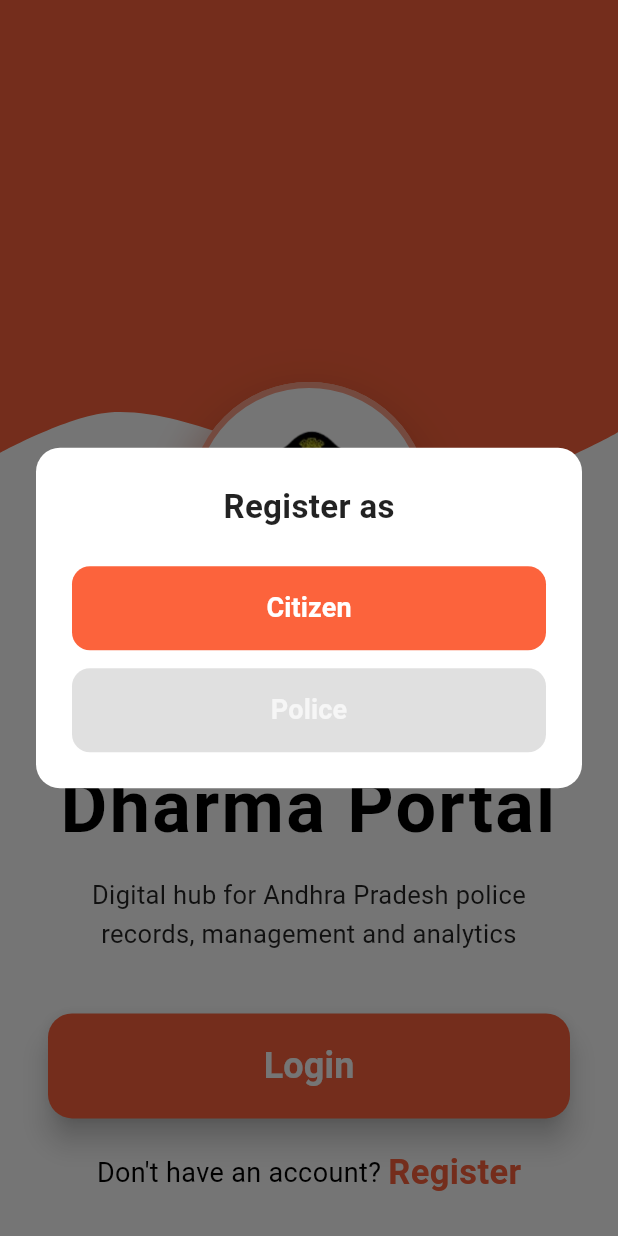
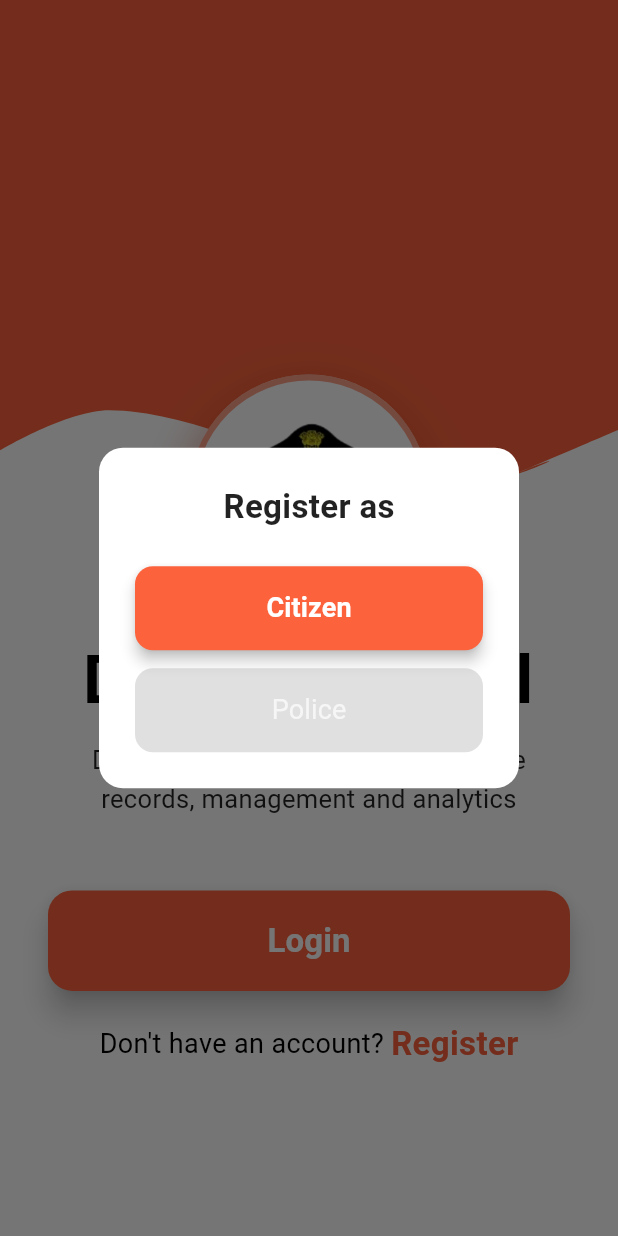
Before and after one commit to vasu-rguktn/Dharma-CMS, a Flutter app: the screen it shows after launch, after a tap on "Register", on a phone screen of 412 x 824 dp. Run offline on Flutter 3.47's test engine with Material 3 defaults, Android fonts, the light colour scheme and no system bars; our stand-ins replace cloud_firestore, dio, file_picker, firebase_auth, firebase_core, flutter_svg and 3 more; accounts and stored records are empty; generated files the repository leaves out were written again; Roboto replaces fonts that are missing (PTSans).

Commit message:
login_ui

```diff
--- a/frontend/lib/screens/welcome_screen.dart
+++ b/frontend/lib/screens/welcome_screen.dart
@@ -1,4 +1,3 @@
-// screens/welcome_screen.dart
 import 'package:flutter/material.dart';
 import 'package:flutter_svg/flutter_svg.dart';
 import 'package:go_router/go_router.dart';
@@ -16,25 +15,40 @@ class _WelcomeScreenState extends State<WelcomeScreen> {
 
   @override
   Widget build(BuildContext context) {
-    final screenHeight = MediaQuery.of(context).size.height;
+    final size = MediaQuery.of(context).size;
+    final double topImageHeight = size.height * 0.4; // covers half of the screen
 
     return Scaffold(
       backgroundColor: Colors.white,
-      body: Column(
+      body: SafeArea(
+        child: LayoutBuilder(
+          builder: (context, constraints) {
+            return SingleChildScrollView(
+              physics: const ClampingScrollPhysics(),
+              child: ConstrainedBox(
+                constraints: BoxConstraints(minHeight: constraints.maxHeight),
+                child: IntrinsicHeight(
+                  child: Column(
                     children: [
-          // TOP SVG BACKGROUND
+                      // 🟧 Top half with SVG background + overlapping logo
+                      Stack(
+                        alignment: Alignment.bottomCenter,
+                        clipBehavior: Clip.none,
+                        children: [
+                          // Background SVG
                           SizedBox(
-            height: screenHeight * 0.4,
+                            height: topImageHeight,
                             width: double.infinity,
                             child: SvgPicture.asset(
                               'assets/login_design.svg',
                               fit: BoxFit.fill,
+                              alignment: Alignment.topCenter,
                             ),
                           ),
 
-          // LOGO WITH GLOW + ANIMATION
-          Transform.translate(
-            offset: const Offset(0, -75),
+                          // Overlapping Logo
+                          Positioned(
+                            bottom: -80, // moves half into the lower section
                             child: GestureDetector(
                               onTapDown: (_) => setState(() => _logoScale = 0.95),
                               onTapUp: (_) => setState(() => _logoScale = 1.0),
@@ -49,10 +63,23 @@ class _WelcomeScreenState extends State<WelcomeScreen> {
                                   decoration: BoxDecoration(
                                     shape: BoxShape.circle,
                                     color: Colors.white,
-                    border: Border.all(color: orange.withOpacity(0.6), width: 4),
+                                    border: Border.all(
+                                      color: orange.withOpacity(0.6),
+                                      width: 4,
+                                    ),
                                     boxShadow: [
-                      BoxShadow(color: orange.withOpacity(0.25), blurRadius: 20, spreadRadius: 8, offset: const Offset(0, 6)),
-                      BoxShadow(color: Colors.black.withOpacity(0.15), blurRadius: 25, spreadRadius: 3, offset: const Offset(0, 10)),
+                                      BoxShadow(
+                                        color: orange.withOpacity(0.25),
+                                        blurRadius: 20,
+                                        spreadRadius: 8,
+                                        offset: const Offset(0, 6),
+                                      ),
+                                      BoxShadow(
+                                        color: Colors.black.withOpacity(0.15),
+                                        blurRadius: 25,
+                                        spreadRadius: 3,
+                                        offset: const Offset(0, 10),
+                                      ),
                                     ],
                                   ),
                                   child: Center(
@@ -61,33 +88,47 @@ class _WelcomeScreenState extends State<WelcomeScreen> {
                                       width: 100,
                                       height: 100,
                                       fit: BoxFit.contain,
-                      errorBuilder: (_, __, ___) => const Icon(Icons.error, color: Colors.red, size: 50),
+                                      errorBuilder: (_, __, ___) =>
+                                          const Icon(Icons.error, color: Colors.red, size: 50),
                                     ),
                                   ),
                                 ),
                               ),
                             ),
                           ),
+                        ],
+                      ),
 
-          // CONTENT
+                      const SizedBox(height: 100), // space for logo overlap
+
+                      // 🟩 Main content
                       Expanded(
                         child: Padding(
                           padding: const EdgeInsets.symmetric(horizontal: 32.0),
                           child: Column(
                             children: [
-                  const SizedBox(height: 20),
                               const Text(
                                 "Dharma Portal",
-                    style: TextStyle(fontSize: 48, fontWeight: FontWeight.bold, color: Colors.black, letterSpacing: 1.5, height: 1.2),
+                                style: TextStyle(
+                                  fontSize: 44,
+                                  fontWeight: FontWeight.bold,
+                                  color: Colors.black,
+                                  letterSpacing: 1.2,
+                                  height: 1.1,
+                                ),
                                 textAlign: TextAlign.center,
                               ),
                               const SizedBox(height: 16),
                               const Text(
                                 "Digital hub for Andhra Pradesh police records, management and analytics",
                                 textAlign: TextAlign.center,
-                    style: TextStyle(fontSize: 17, color: Colors.black87, height: 1.5),
+                                style: TextStyle(
+                                  fontSize: 17,
+                                  color: Colors.black87,
+                                  height: 1.5,
                                 ),
-                  const SizedBox(height: 40),
+                              ),
+                              const SizedBox(height: 48),
                               SizedBox(
                                 width: double.infinity,
                                 child: ElevatedButton(
@@ -95,71 +136,91 @@ class _WelcomeScreenState extends State<WelcomeScreen> {
                                   style: ElevatedButton.styleFrom(
                                     backgroundColor: orange,
                                     padding: const EdgeInsets.symmetric(vertical: 18),
-                        shape: RoundedRectangleBorder(borderRadius: BorderRadius.circular(16)),
+                                    shape: RoundedRectangleBorder(
+                                      borderRadius: BorderRadius.circular(16),
+                                    ),
                                     elevation: 8,
                                   ),
-                      child: const Text("Login", style: TextStyle(fontSize: 24, fontWeight: FontWeight.bold, color: Colors.white)),
+                                  child: const Text(
+                                    "Login",
+                                    style: TextStyle(
+                                      fontSize: 22,
+                                      fontWeight: FontWeight.bold,
+                                      color: Colors.white,
+                                    ),
+                                  ),
                                 ),
                               ),
                               const SizedBox(height: 20),
                               Row(
                                 mainAxisAlignment: MainAxisAlignment.center,
                                 children: [
-                      const Text("Don't have an account? ", style: TextStyle(fontSize: 18, color: Colors.black)),
+                                  const Text(
+                                    "Don't have an account? ",
+                                    style: TextStyle(fontSize: 18, color: Colors.black),
+                                  ),
                                   GestureDetector(
                                     onTap: () => _showRegisterPopup(context),
-                        child: const Text("Register", style: TextStyle(fontSize: 23, fontWeight: FontWeight.bold, color: orange)),
+                                    child: const Text(
+                                      "Register",
+                                      style: TextStyle(
+                                        fontSize: 22,
+                                        fontWeight: FontWeight.bold,
+                                        color: orange,
+                                      ),
+                                    ),
                                   ),
                                 ],
                               ),
-                  const Spacer(),
+                              const SizedBox(height: 40),
                             ],
                           ),
                         ),
                       ),
                     ],
                   ),
+                ),
+              ),
+            );
+          },
+        ),
+      ),
     );
   }
 
-  // LOGIN POPUP
+  // ✅ Login Popup
   void _showLoginPopup(BuildContext context) {
     showDialog(
       context: context,
-      builder: (_) => Dialog(
+      barrierDismissible: true,
+      builder: (_) => AlertDialog(
         shape: RoundedRectangleBorder(borderRadius: BorderRadius.circular(16)),
         insetPadding: const EdgeInsets.symmetric(horizontal: 24),
-        child: Container(
+        contentPadding: EdgeInsets.zero,
+        content: Container(
           padding: const EdgeInsets.all(24),
           child: Column(
             mainAxisSize: MainAxisSize.min,
             children: [
-              const Text("Login as", style: TextStyle(fontSize: 22, fontWeight: FontWeight.bold)),
+              const Text(
+                "Login as",
+                style: TextStyle(fontSize: 22, fontWeight: FontWeight.bold),
+              ),
               const SizedBox(height: 24),
-              ElevatedButton(
+              _buildDialogButton(
+                label: "Citizen",
                 onPressed: () {
                   Navigator.pop(context);
                   context.go('/login', extra: {'userType': 'citizen'});
                 },
-                style: ElevatedButton.styleFrom(
-                  backgroundColor: orange,
-                  minimumSize: const Size(double.infinity, 56),
-                  shape: RoundedRectangleBorder(borderRadius: BorderRadius.circular(12)),
-                ),
-                child: const Text("Citizen", style: TextStyle(fontSize: 18, color: Colors.white)),
               ),
               const SizedBox(height: 12),
-              ElevatedButton(
+              _buildDialogButton(
+                label: "Police",
                 onPressed: () {
                   Navigator.pop(context);
                   context.go('/login', extra: {'userType': 'police'});
                 },
-                style: ElevatedButton.styleFrom(
-                  backgroundColor: orange,
-                  minimumSize: const Size(double.infinity, 56),
-                  shape: RoundedRectangleBorder(borderRadius: BorderRadius.circular(12)),
-                ),
-                child: const Text("Police", style: TextStyle(fontSize: 18, color: Colors.white)),
               ),
             ],
           ),
@@ -168,41 +229,38 @@ class _WelcomeScreenState extends State<WelcomeScreen> {
     );
   }
 
-  // REGISTER POPUP
+  // ✅ Register Popup
   void _showRegisterPopup(BuildContext context) {
     showDialog(
       context: context,
-      builder: (_) => Dialog(
+      barrierDismissible: true,
+      builder: (_) => AlertDialog(
         shape: RoundedRectangleBorder(borderRadius: BorderRadius.circular(16)),
         insetPadding: const EdgeInsets.symmetric(horizontal: 24),
-        child: Container(
+        contentPadding: EdgeInsets.zero,
+        content: Container(
           padding: const EdgeInsets.all(24),
           child: Column(
             mainAxisSize: MainAxisSize.min,
             children: [
-              const Text("Register as", style: TextStyle(fontSize: 22, fontWeight: FontWeight.bold)),
+              const Text(
+                "Register as",
+                style: TextStyle(fontSize: 22, fontWeight: FontWeight.bold),
+              ),
               const SizedBox(height: 24),
-              ElevatedButton(
+              _buildDialogButton(
+                label: "Citizen",
                 onPressed: () {
                   Navigator.pop(context);
                   context.go('/signup', extra: {'userType': 'citizen'});
                 },
-                style: ElevatedButton.styleFrom(
-                  backgroundColor: orange,
-                  minimumSize: const Size(double.infinity, 56),
-                  shape: RoundedRectangleBorder(borderRadius: BorderRadius.circular(12)),
-                ),
-                child: const Text("Citizen", style: TextStyle(fontSize: 18, color: Colors.white)),
               ),
               const SizedBox(height: 12),
-              ElevatedButton(
+              _buildDialogButton(
+                label: "Police",
                 onPressed: null,
-                style: ElevatedButton.styleFrom(
                 backgroundColor: Colors.grey[400],
-                  minimumSize: const Size(double.infinity, 56),
-                  shape: RoundedRectangleBorder(borderRadius: BorderRadius.circular(12)),
-                ),
-                child: const Text("Police", style: TextStyle(fontSize: 18, color: Colors.white70)),
+                textColor: Colors.white70,
               ),
             ],
           ),
@@ -210,4 +268,30 @@ class _WelcomeScreenState extends State<WelcomeScreen> {
       ),
     );
   }
+
+  // ✅ Reusable button widget
+  Widget _buildDialogButton({
+    required String label,
+    required VoidCallback? onPressed,
+    Color? backgroundColor,
+    Color? textColor,
+  }) {
+    return ElevatedButton(
+      onPressed: onPressed,
+      style: ElevatedButton.styleFrom(
+        backgroundColor: backgroundColor ?? orange,
+        minimumSize: const Size(double.infinity, 56),
+        shape: RoundedRectangleBorder(borderRadius: BorderRadius.circular(12)),
+        elevation: onPressed == null ? 0 : 4,
+      ),
+      child: Text(
+        label,
+        style: TextStyle(
+          fontSize: 18,
+          color: textColor ?? Colors.white,
+          fontWeight: onPressed == null ? FontWeight.normal : FontWeight.w600,
+        ),
+      ),
+    );
   }
+}
```
Also changed, not shown: frontend/assets/login_design.svg. Lines whose indentation alone changed are shown as unchanged.
